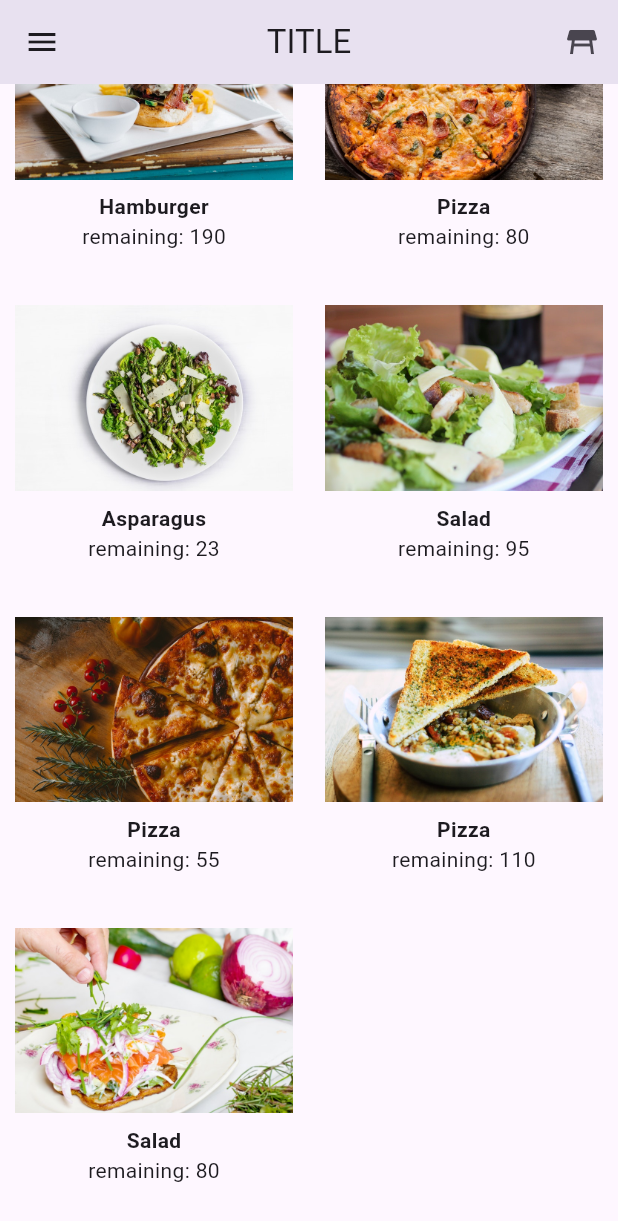
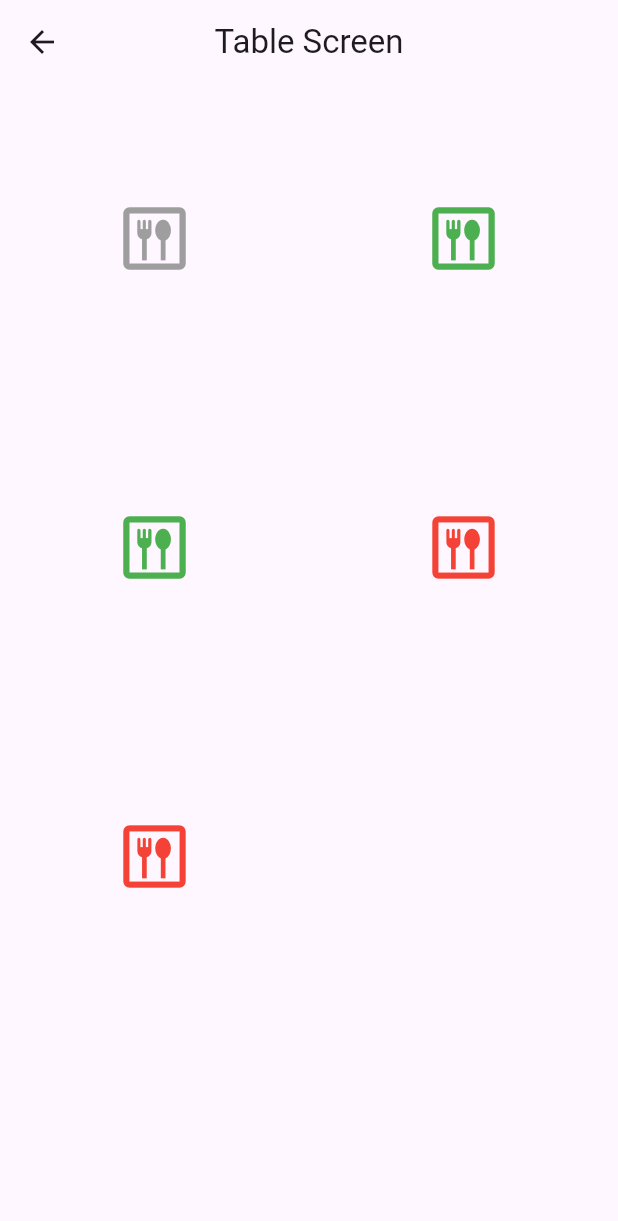
Before and after one commit to abhijeets94/InventoryApp, a Flutter app: the screen it shows after launch, scrolled down 475 dp, after a tap on the "table restaurant" icon, on a phone screen of 412 x 824 dp. Shown: the top 1221 px of the screen. Run offline on Flutter 3.47's test engine with Material 3 defaults, Android fonts, the phone set to English and light mode, and no system bars; our stand-ins replace google_fonts; Roboto replaces fonts that are missing (Aboreto).

Commit message:
added table screen, fixed other issues

```diff
--- a/lib/homescreen.dart
+++ b/lib/homescreen.dart
@@ -1,5 +1,6 @@
 import 'package:flutter/material.dart';
 import 'package:inventory/details_screen.dart';
+import 'package:inventory/tables.dart';
 import 'package:inventory/util/foods.dart';
 import 'package:inventory/util/widgets.dart';
 
@@ -42,7 +43,10 @@ class HomeScreen extends StatelessWidget {
         centerTitle: true,
         automaticallyImplyLeading: true,
         actions: [
-          IconButton(onPressed: () {}, icon: const Icon(Icons.table_restaurant))
+          IconButton(
+              onPressed: () =>
+                  Navigator.pushNamed(context, TableScreen.routeName),
+              icon: const Icon(Icons.table_restaurant))
         ],
       ),
       body: GridView.builder(
@@ -59,14 +63,36 @@ class HomeScreen extends StatelessWidget {
                   arguments: {
                     "title": foods[index]["name"],
                     "image": foods[index]["img"],
+                    "heroTag": "detailImage$index",
+                    "count": foods[index]["count"],
                   }),
-              child: Hero(
-                tag: "detailImage",
               child: Container(
                 margin: const EdgeInsets.symmetric(horizontal: 10),
                 child: Column(
                   children: [
-                      Image.asset(foods[index]["img"]),
+                    const SizedBox(
+                      height: 5,
+                    ),
+                    Hero(
+                      tag: "detailImage$index",
+                      child: Container(
+                          height: size.width / 3,
+                          decoration: BoxDecoration(
+                            borderRadius: BorderRadius.circular(20),
+                            boxShadow: const [
+                              BoxShadow(
+                                offset: Offset(2, 2),
+                                blurRadius: 8,
+                                spreadRadius: 1.5,
+                              ),
+                            ],
+                            image: DecorationImage(
+                              fit: BoxFit.cover,
+                              image: AssetImage(foods[index]["img"]),
+                            ),
+                          )),
+                    ),
+                    // child: Image.asset()),
                     SizedBox(
                       height: size.height * 0.01,
                     ),
@@ -83,7 +109,6 @@ class HomeScreen extends StatelessWidget {
                   ],
                 ),
               ),
-              ),
             );
           }),
     );
--- a/lib/routes.dart
+++ b/lib/routes.dart
@@ -1,6 +1,7 @@
 import 'package:flutter/material.dart';
 import 'package:inventory/details_screen.dart';
 import 'package:inventory/homescreen.dart';
+import 'package:inventory/tables.dart';
 
 Route route(RouteSettings settings) {
   switch (settings.name) {
@@ -13,13 +14,15 @@ Route route(RouteSettings settings) {
 
       String title = args['title'];
       String image = args['image'];
+      String heroTag = args['heroTag'];
+      String count = args['count'];
 
       return MaterialPageRoute(
         builder: (context) => DetailsScreen(
-          image: image,
-          title: title,
-        ),
+            image: image, title: title, heroTag: heroTag, count: count),
       );
+    case TableScreen.routeName:
+      return MaterialPageRoute(builder: (context) => const TableScreen());
 
     default:
       return MaterialPageRoute(
--- /dev/null
+++ b/lib/tables.dart
@@ -0,0 +1,69 @@
+import 'package:flutter/material.dart';
+import 'package:inventory/util/tables.dart';
+import 'package:inventory/util/widgets.dart';
+
+class TableScreen extends StatelessWidget {
+  const TableScreen({super.key});
+  static const String routeName = "/table-screen";
+
+  @override
+  Widget build(BuildContext context) {
+    return Scaffold(
+      appBar: const CustomAppBar(
+          title: Text("Table Screen"),
+          centerTitle: true,
+          automaticallyImplyLeading: true,
+          actions: []),
+      body: GridView.builder(
+          gridDelegate: const SliverGridDelegateWithFixedCrossAxisCount(
+              crossAxisCount: 2),
+          itemCount: tables.length,
+          itemBuilder: (context, index) {
+            Color tableColor;
+            int length = tables[index]["table_list_of_orders"].length;
+            if (length == 0) {
+              tableColor = Colors.grey;
+            } else if (length < 5) {
+              tableColor = Colors.green;
+            } else {
+              tableColor = Colors.red;
+            }
+            return GestureDetector(
+              onTap: () {
+                showBottomSheet(
+                    context: context,
+                    backgroundColor: Colors.brown[50],
+                    builder: (context) {
+                      return SizedBox(
+                        width: MediaQuery.of(context).size.width,
+                        height: MediaQuery.of(context).size.width / 2,
+                        child: Column(
+                          mainAxisAlignment: MainAxisAlignment.center,
+                          crossAxisAlignment: CrossAxisAlignment.center,
+                          children: [
+                            Text(
+                              "Table no: ${tables[index]['table_no']}",
+                              style: const TextStyle(
+                                fontSize: 20,
+                                fontWeight: FontWeight.bold,
+                              ),
+                            ),
+                            Text(
+                                "Last Order Time: ${tables[index]['table_last_order_time']}"),
+                            Text(
+                                "Last Order : ${tables[index]["table_last_order"]}"),
+                          ],
+                        ),
+                      );
+                    });
+              },
+              child: Icon(
+                Icons.dining_outlined,
+                color: tableColor,
+                size: 50,
+              ),
+            );
+          }),
+    );
+  }
+}
--- /dev/null
+++ b/lib/util/tables.dart
@@ -0,0 +1,43 @@
+//table number
+//table occupancy
+//food ordered time
+//last item ordered
+//list of item ordered
+
+List<Map> tables = [
+  {
+    "table_no": 1,
+    "table_occupancy": false,
+    "table_last_order": "",
+    "table_last_order_time": DateTime(2023, 10, 3, 14, 20),
+    "table_list_of_orders":[],
+  },
+  {
+    "table_no": 2,
+    "table_occupancy": true,
+    "table_last_order": "",
+    "table_last_order_time": DateTime(2023, 10, 3, 14, 20),
+    "table_list_of_orders":["food1"],
+  },
+  {
+    "table_no": 3,
+    "table_occupancy": true,
+    "table_last_order": "",
+    "table_last_order_time": DateTime(2023, 10, 3, 14, 20),
+    "table_list_of_orders":["food1","food2","food3"],
+  },
+  {
+    "table_no": 4,
+    "table_occupancy": true,
+    "table_last_order": "",
+    "table_last_order_time": DateTime(2023, 10, 3, 14, 20),
+    "table_list_of_orders":["food1","food2","food3","food4","food5", "food1","food2","food3","food4","food5"],
+  },
+  {
+    "table_no": 5,
+    "table_occupancy": true,
+    "table_last_order": "food5",
+    "table_last_order_time": DateTime(2023, 10, 3, 14, 20),
+    "table_list_of_orders":["food1","food2","food3","food4","food5"],
+  },
+];
```
Also changed, not shown: lib/details_screen.dart (+55 -4 lines), 9 other files. Lines whose indentation alone changed are shown as unchanged.
